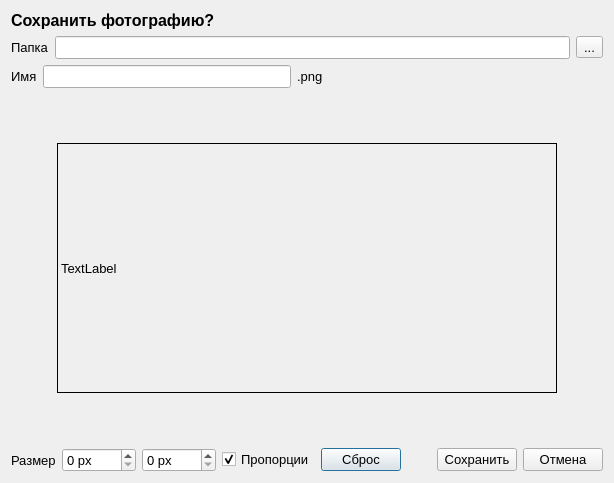
Old version of the form picturewindow.ui in the repository gurmaaan/WeldAnalysis.
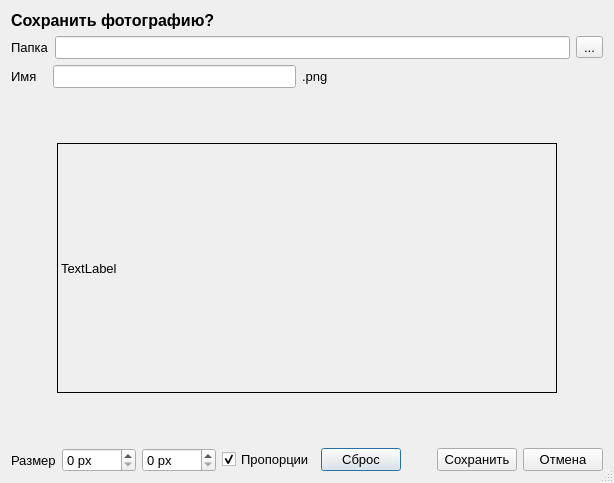
New version of the form.

```diff
--- a/picturewindow.ui
+++ b/picturewindow.ui
@@ -16,8 +16,11 @@
     <pointsize>10</pointsize>
    </font>
   </property>
-  <property name="windowTitle">
-   <string>Сохранить фотографию? </string>
+  <property name="sizeGripEnabled">
+   <bool>true</bool>
+  </property>
+  <property name="modal">
+   <bool>true</bool>
   </property>
   <layout class="QVBoxLayout" name="verticalLayout_2">
    <item>
@@ -64,6 +67,12 @@
     <layout class="QHBoxLayout" name="horizontalLayout_3">
      <item>
       <widget class="QLabel" name="name_label">
+       <property name="minimumSize">
+        <size>
+         <width>36</width>
+         <height>0</height>
+        </size>
+       </property>
        <property name="text">
         <string>Имя</string>
        </property>
```
Left out of the diff: 18 changed lines with no effect on the pictures.
